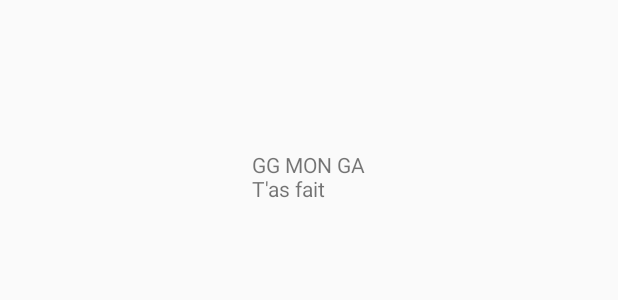
After one commit to BalusCodeur/PoulpeJeu, an Android app built with Jetpack Compose: the layout soleil_win_layout.xml on its own in the app's theme, with its tools: preview values and no code run, on a phone screen of 412 x 824 dp. The commit adds this screen. Shown: the top 300 px of the screen. Run offline under Robolectric (Android 15) with nearby library versions, the phone set to English and light mode, and no system bars.

Commit message:
2eme v faut rajouter les bruitages et cleaner

```diff
--- a/app/src/main/res/layout/soleil123_layout.xml
+++ b/app/src/main/res/layout/soleil123_layout.xml
@@ -39,5 +39,11 @@
         android:layout_height="wrap_content"
         android:text="RUN"
         android:layout_gravity="center_horizontal"></Button>
+    <TextView
+        android:id="@+id/count"
+        android:layout_width="wrap_content"
+        android:layout_height="wrap_content"
+       >
+    </TextView>
 
 </LinearLayout>
--- /dev/null
+++ b/app/src/main/res/layout/soleil_win_layout.xml
@@ -0,0 +1,19 @@
+<?xml version="1.0" encoding="utf-8"?>
+<LinearLayout xmlns:android="http://schemas.android.com/apk/res/android"
+    android:orientation="vertical"
+    android:layout_width="match_parent"
+    android:layout_height="match_parent">
+    <TextView
+        android:layout_width="wrap_content"
+        android:layout_height="wrap_content"
+        android:text="GG MON GA\nT'as fait"
+        android:layout_gravity="center_horizontal"
+        android:layout_marginTop="100dp">
+    </TextView>
+    <TextView
+        android:id="@+id/score"
+        android:layout_width="wrap_content"
+        android:layout_height="wrap_content">
+
+    </TextView>
+</LinearLayout>
```
Also changed, not shown: app/src/main/java/com/example/poulpejeu/Soleil123.kt (+69 -11 lines), app/src/main/res/layout/soleil_dead_layout.xml (added, +18 -0 lines), app/src/main/res/drawable/tdm.png (added).
